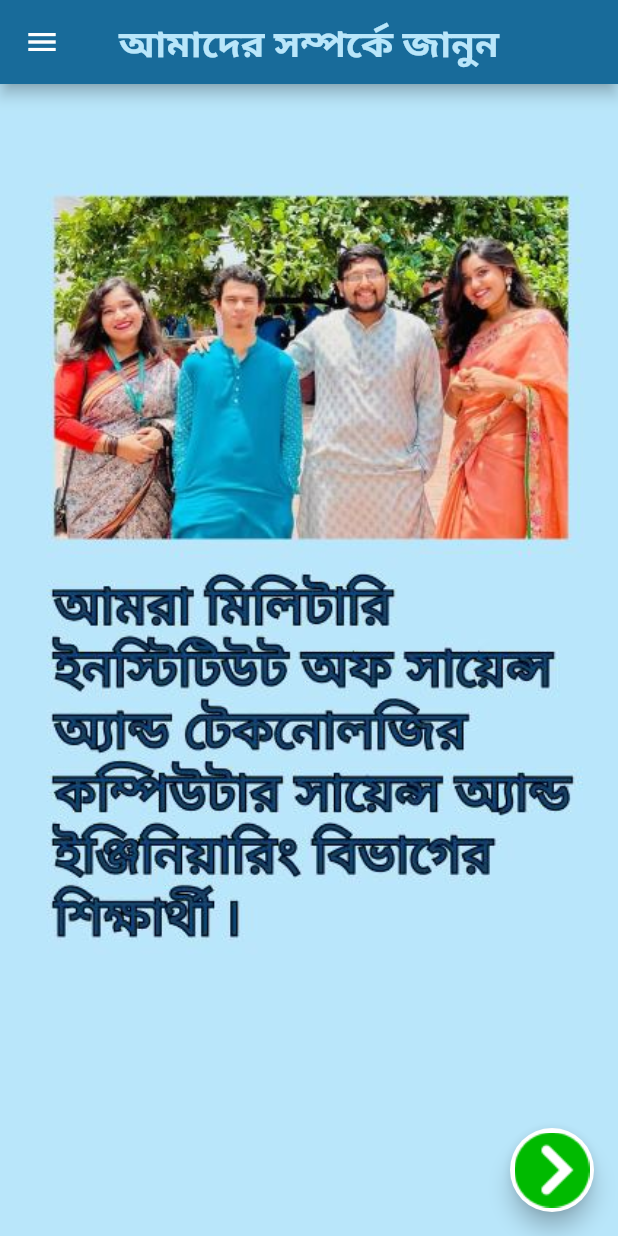
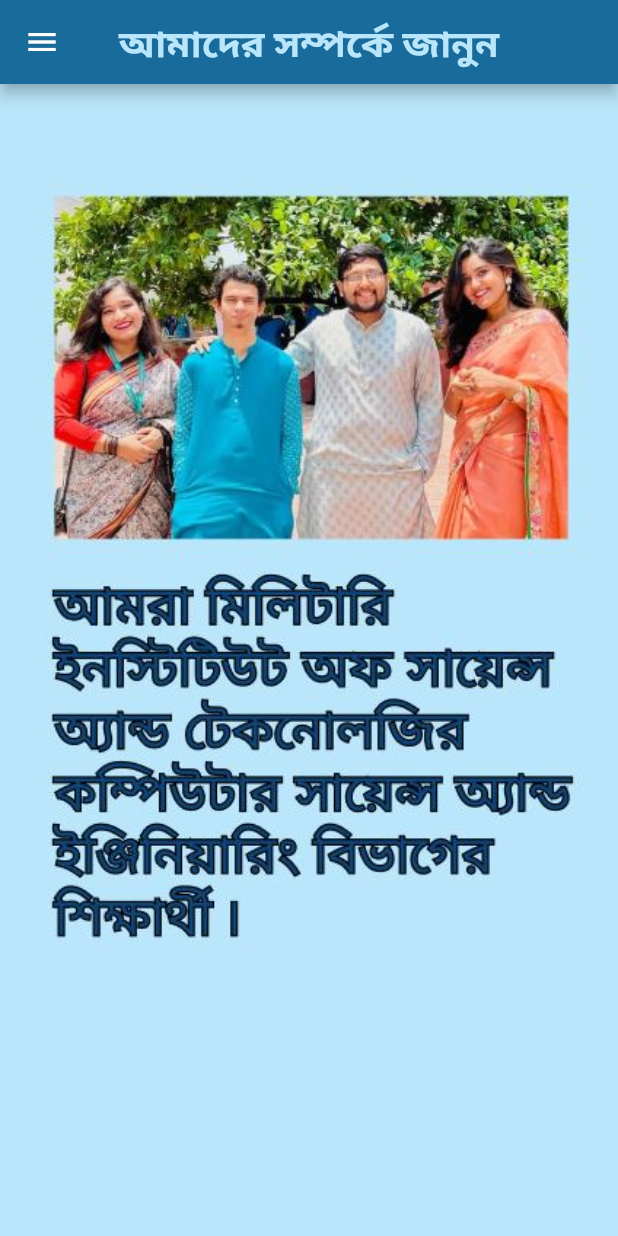
Before and after one commit to adibhossain/anchor_eye, a Flutter app: the us screen opened by its route, on a phone screen of 412 x 824 dp. Run offline on Flutter 3.47's test engine with Material 2 defaults, Android fonts, the phone set to English and light mode, and no system bars; our stand-ins replace flutter_spinkit, sidebarx, syncfusion_flutter_charts.

Commit message:
sizes changed

```diff
--- a/lib/pages/us.dart
+++ b/lib/pages/us.dart
@@ -13,15 +13,15 @@
   @override
   Widget build(BuildContext context) {
     return Scaffold(
-      floatingActionButton: FloatingActionButton(
-        onPressed: () {
-          Navigator.pushNamed(context,'/manual2');
-        },
-        child: Image(
-          image: AssetImage('assets/next.png'),
-        ),
-        backgroundColor: Colors.white,
-      ),
+      // floatingActionButton: FloatingActionButton(
+      //   onPressed: () {
+      //     Navigator.pushNamed(context,'/manual2');
+      //   },
+      //   child: Image(
+      //     image: AssetImage('assets/next.png'),
+      //   ),
+      //   backgroundColor: Colors.white,
+      // ),
       backgroundColor: Color(0xFFB9E6FA),
       appBar: AppBar(
         backgroundColor: Color(0xFF186B9A),
```
Also changed, not shown: assets/us2.JPG (added).
